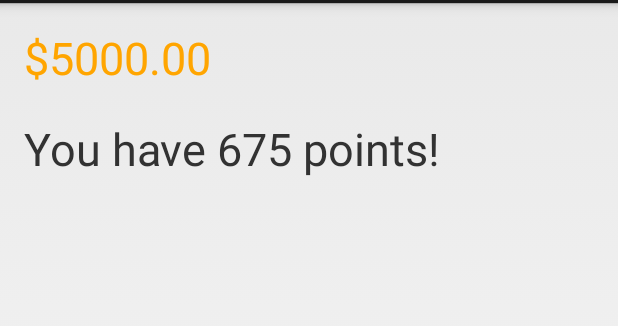
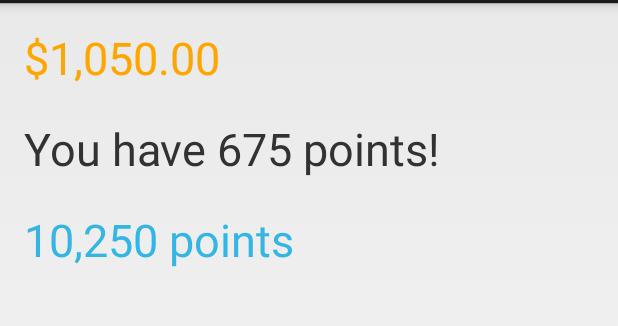
Before and after one commit to premnirmal/TextCounter, an Android app: the screen it shows after launch (ParanormalActivity), on a phone screen of 412 x 824 dp, the part 69-395 px from its top. Run offline under Robolectric (Android 15) with nearby library versions, the phone set to English and light mode, and no system bars.

Commit message:
fixed https://github.com/premnirmal/TextCounter/issues/1 and updated gradle. Version 1.1.0 upload to maven central

```diff
--- a/TextCounter/build.gradle
+++ b/TextCounter/build.gradle
@@ -9,7 +9,6 @@ android {
     }
 
     defaultConfig {
-        applicationId "com.github.premnirmal.textcounter"
         minSdkVersion 14
         targetSdkVersion 21
         versionCode 1
@@ -17,7 +16,7 @@ android {
     }
     buildTypes {
         release {
-            runProguard false
+            minifyEnabled false
             proguardFiles getDefaultProguardFile('proguard-android.txt'), 'proguard-rules.pro'
         }
     }
--- a/TextCounter/src/main/java/com/github/premnirmal/textcounter/Counter.java
+++ b/TextCounter/src/main/java/com/github/premnirmal/textcounter/Counter.java
@@ -2,7 +2,7 @@ package com.github.premnirmal.textcounter;
 
 /**
  * Created by prem on 10/28/14.
- *
+ * <p/>
  * Class that handles the counting up/down of the text value
  */
 class Counter implements Runnable {
@@ -25,25 +25,39 @@ class Counter implements Runnable {
     @Override
     public void run() {
         if (valuesAreCorrect()) {
-            float valueToSet;
-            if (newValue <= endValue) {
-                valueToSet = newValue;
+            final float valueToSet;
+            if(increment > 0) {
+                if (newValue <= endValue) {
+                    valueToSet = newValue;
+                } else {
+                    valueToSet = endValue;
+                }
+            } else if(increment < 0) {
+                if (newValue >= endValue) {
+                    valueToSet = newValue;
+                } else {
+                    valueToSet = endValue;
+                }
             } else {
-                valueToSet = endValue;
+                return;
             }
             view.setCurrentTextValue(valueToSet);
             currentValue = newValue;
             newValue += increment;
             view.removeCallbacks(Counter.this);
             view.postDelayed(Counter.this, interval);
+        } else {
+            view.setCurrentTextValue(endValue);
         }
     }
 
     private boolean valuesAreCorrect() {
-        if(increment >= 0) {
-            return newValue >= currentValue;
+        if (increment > 0) {
+            return newValue >= currentValue && newValue < endValue;
+        } else if (increment < 0) {
+            return newValue < currentValue && newValue > endValue;
         } else {
-            return newValue <= currentValue;
+            return false;
         }
     }
 }
--- a/build.gradle
+++ b/build.gradle
@@ -4,7 +4,7 @@ buildscript {
     }
 
     dependencies {
-        classpath 'com.android.tools.build:gradle:0.12.+'
+        classpath 'com.android.tools.build:gradle:1.0.1'
     }
 }
 
--- a/demo/build.gradle
+++ b/demo/build.gradle
@@ -13,7 +13,7 @@ android {
     }
     buildTypes {
         release {
-            runProguard false
+            minifyEnabled false
             proguardFiles getDefaultProguardFile('proguard-android.txt'), 'proguard-rules.pro'
         }
     }
--- a/demo/src/main/java/com/github/premnirmal/textcounterdemo/ParanormalActivity.java
+++ b/demo/src/main/java/com/github/premnirmal/textcounterdemo/ParanormalActivity.java
@@ -11,7 +11,10 @@ import com.github.premnirmal.textcounter.Formatter;
 import java.text.NumberFormat;
 import java.util.Locale;
 
-
+/**
+ * Created by prem on 10/28/14.
+ * Example usage of {@link com.github.premnirmal.textcounter.CounterView}
+ */
 public class ParanormalActivity extends Activity {
 
     @Override
--- a/demo/src/main/res/layout/activity_paranormal.xml
+++ b/demo/src/main/res/layout/activity_paranormal.xml
@@ -19,10 +19,10 @@
         counter:autoStart="true"
         counter:startValue="100"
         counter:endValue="5000"
-        counter:incrementValue="100"
-        counter:timeInterval="2"
+        counter:incrementValue="10"
+        counter:timeInterval="5"
         counter:prefix="$"
-        counter:type="decimal"
+        counter:type="both"
         />
 
     <com.github.premnirmal.textcounter.CounterView
@@ -41,4 +41,21 @@
         counter:type="integer"
         />
 
+    <com.github.premnirmal.textcounter.CounterView
+        android:layout_width="wrap_content"
+        android:layout_height="wrap_content"
+        android:id="@+id/thirdCounter"
+        android:layout_marginBottom="20dp"
+        android:textSize="30dp"
+        android:text="250 points"
+        android:textColor="@android:color/holo_blue_light"
+        counter:autoStart="true"
+        counter:startValue="15000"
+        counter:endValue="-50"
+        counter:incrementValue="-50"
+        counter:timeInterval="2"
+        counter:suffix=" points"
+        counter:type="integer"
+        />
+
 </LinearLayout>
--- a/gradle.properties
+++ b/gradle.properties
@@ -1,4 +1,4 @@
-VERSION_NAME=1.0.1
+VERSION_NAME=1.1.0
 VERSION_CODE=2
 GROUP=com.github.premnirmal
 
```
Also changed, not shown: gradle/wrapper/gradle-wrapper.properties, 1 other file.
